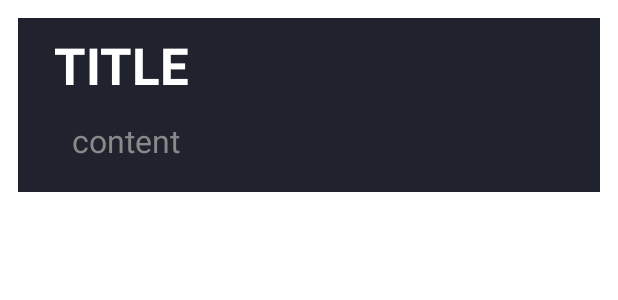
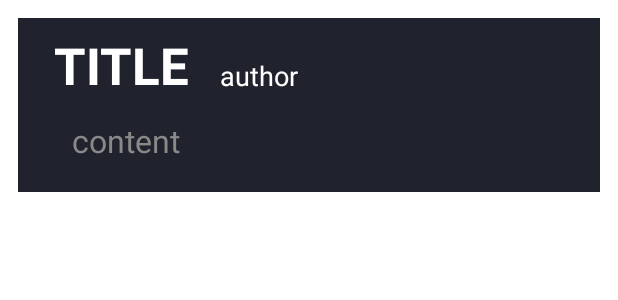
Before and after one commit to Huiri/App_Jeogeum, an Android app: the layout my_writinglist_view.xml on its own in the app's theme, with its tools: preview values and no code run, on a phone screen of 412 x 824 dp. Shown: the top 300 px of the screen. Run offline under Robolectric (Android 15) with nearby library versions, the phone set to English and light mode, and no system bars.

Commit message:
오류 수정

```diff
--- a/app/src/main/res/layout/my_writinglist_view.xml
+++ b/app/src/main/res/layout/my_writinglist_view.xml
@@ -47,7 +47,7 @@
             android:textSize="18sp"
             android:gravity="bottom"
             android:textColor="#FFFFFF"
-            android:text=""
+            android:text="author"
             />
     </LinearLayout>
     <LinearLayout
```
